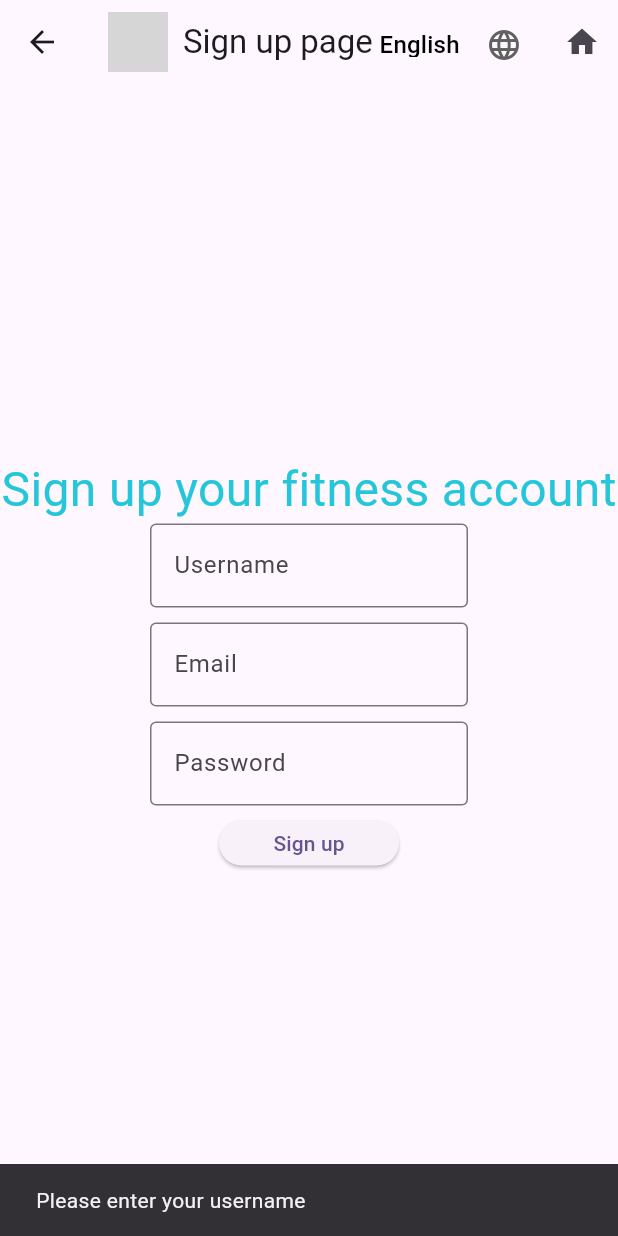
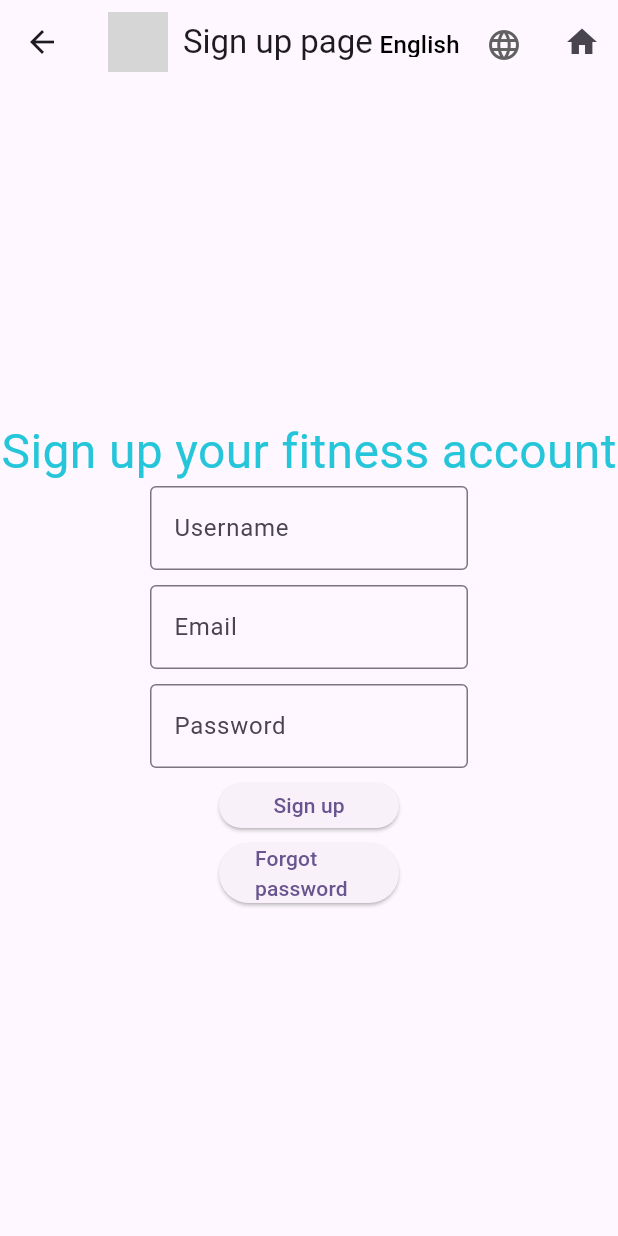
Before and after one commit to DUONG-MINH-TUAN/gymWeb, a Flutter app: the signUpPage screen opened directly, after a tap on "Sign up", on a phone screen of 412 x 824 dp. Run offline on Flutter 3.47's test engine with Material 3 defaults, Android fonts, the phone set to English and light mode, and no system bars; our stand-ins replace firebase_auth, firebase_core; accounts and stored records are empty; grey boxes are pictures that could not be loaded.

Commit message:
update reset password

```diff
--- a/lib/View/signUp.dart
+++ b/lib/View/signUp.dart
@@ -1,6 +1,9 @@
 import 'package:firebase_auth/firebase_auth.dart';
 import 'package:flutter/material.dart';
+
+
 import 'package:flutter/foundation.dart' show kIsWeb;
+import 'package:gymApps/View/resetPassword.dart';
 
 class signUpPage extends StatefulWidget {
   const signUpPage({super.key, required this.title});
@@ -15,8 +18,10 @@ class _signUpState extends State<signUpPage> {
   late TextEditingController username;
   late TextEditingController email;
   late TextEditingController password;
+  late TextEditingController forgotPassword;
+  late UserCredential credential1;
   String _selectedLanguage = 'English';
-
+  late String userEmail;
   final List<String> _languages = [
     'English',
     'Vietnamese',
@@ -24,17 +29,21 @@ class _signUpState extends State<signUpPage> {
     'Deutsch',
   ];
 
+
   void signUp() async {
     var isValidated = validateInput(username.text, email.text, password.text);
+    // thiếu phần username
+    bool isError = false;
+    if (isValidated == 'Validated') {
 
-    if (isValidated == 'Validated') {
-      //thiếu phần thêm username vào database
       try {
-        final credential =
-        await FirebaseAuth.instance.createUserWithEmailAndPassword(
+         credential1 = await FirebaseAuth.instance.createUserWithEmailAndPassword(
           email: email.text,
           password: password.text,
         );
+         credential1.user?.sendEmailVerification();
+         userEmail = credential1.user?.email ?? "";
+        print("Successful login");
       } on FirebaseAuthException catch (e) {
         if (e.code == 'weak-password') {
           print('The password provided is too weak.');
@@ -44,14 +53,9 @@ class _signUpState extends State<signUpPage> {
       } catch (e) {
         print(e);
       }
-    } else {
-      ScaffoldMessenger.of(context).showSnackBar(SnackBar(
-        duration: Duration(
-          seconds: 3,
-        ),
-        content: Text(isValidated),
-      ));
-    }
+
+  }
+    else print(isValidated);
   }
 
   String validateInput(String username, String email, String password) {
@@ -216,6 +220,20 @@ class _signUpState extends State<signUpPage> {
                 child: const Text('Sign up'),
               ),
             ),
+            SizedBox(height: 10),
+            Container(
+              width: 120,
+              height: 40,
+              child: ElevatedButton(
+                onPressed: (){
+                  Navigator.push(
+                    context,
+                    MaterialPageRoute(builder: (context) => resetPage()),
+                  );
+                }, // reset password
+                child: const Text('Forgot password'),
+              ),
+            ),
           ],
         ),
       ),
--- a/pubspec.yaml
+++ b/pubspec.yaml
@@ -35,8 +35,8 @@ dependencies:
   # The following adds the Cupertino Icons font to your application.
   # Use with the CupertinoIcons class for iOS style icons.
   cupertino_icons: ^1.0.2
-  firebase_core: ^2.27.0
-  firebase_auth: ^4.17.8
+  firebase_core: ^3.2.0
+  firebase_auth: ^5.1.4
 
 dev_dependencies:
   flutter_test:
@@ -47,7 +47,7 @@ dev_dependencies:
   # activated in the `analysis_options.yaml` file located at the root of your
   # package. See that file for information about deactivating specific lint
   # rules and activating additional ones.
-  flutter_lints: ^2.0.0
+  flutter_lints: ^4.0.0
 
 # For information on the generic Dart part of this file, see the
 # following page: https://dart.dev/tools/pub/pubspec
```
Also changed, not shown: lib/View/resetPassword.dart (added, +106 -0 lines), lib/main.dart (+0 -37 lines), pubspec.lock.
